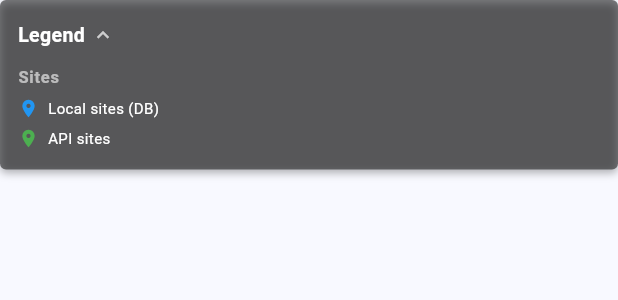
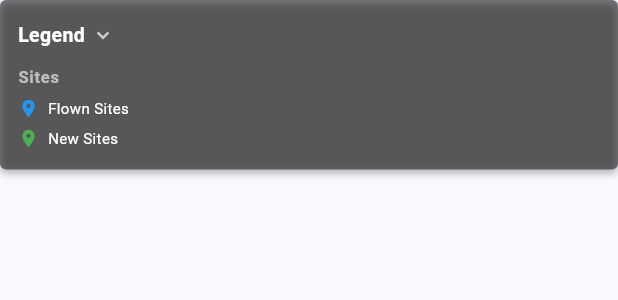
Before and after one commit to Kevin-McIsaac/the_paragliding_app, a Flutter app: the MapLegendWidget widget shown alone on an empty page, opened directly, on a phone screen of 412 x 824 dp. Shown: the top 300 px of the screen. Run offline on Flutter 3.47's test engine with Material 3 defaults, Android fonts, the phone set to English and light mode, and no system bars; our stand-ins replace connectivity_plus, file_picker, fl_chart, flutter_map, geolocator, latlong2 and 6 more; missing offline and left inert: clipper2, flutter_inappwebview, flutter_map_dragmarker, geobase, receive_sharing_intent; accounts and stored records are empty.

Commit message:
fix: Persist legend expand/collapse state across sessions
- Add external state props to MapLegendWidget for controlled mode
- Load saved legend preference in FlightTrack2DWidget initState
- Connect NearbysSitesScreen state to MapLegendWidget props
- Update legend icon to use consistent chevron animation
- Ensure "Flown Sites" and "New Sites" labels are displayed

🤖 Generated with [Claude Code](https://claude.ai/code)

Co-Authored-By: Claude <noreply@anthropic.com>

```diff
--- a/free_flight_log_app/lib/presentation/widgets/map_legend_widget.dart
+++ b/free_flight_log_app/lib/presentation/widgets/map_legend_widget.dart
@@ -6,12 +6,16 @@ class MapLegendWidget extends StatefulWidget {
   final bool isMergeMode;
   final bool sitesEnabled;
   final Map<IcaoClass, bool> excludedIcaoClasses;
+  final bool? isExpanded; // External state (optional)
+  final VoidCallback? onToggleExpanded; // External callback (optional)
 
   const MapLegendWidget({
     super.key,
     this.isMergeMode = false,
     this.sitesEnabled = true,
     this.excludedIcaoClasses = const {},
+    this.isExpanded,
+    this.onToggleExpanded,
   });
 
   @override
@@ -19,13 +23,16 @@ class MapLegendWidget extends StatefulWidget {
 }
 
 class _MapLegendWidgetState extends State<MapLegendWidget> with SingleTickerProviderStateMixin {
-  bool _isExpanded = true;
+  late bool _isExpanded;
   late AnimationController _animationController;
   late Animation<double> _expandAnimation;
+
+  bool get isExpanded => widget.isExpanded ?? _isExpanded;
 
   @override
   void initState() {
     super.initState();
+    _isExpanded = widget.isExpanded ?? true; // Use external state if provided, otherwise default to true
     _animationController = AnimationController(
       duration: const Duration(milliseconds: 200),
       vsync: this,
@@ -34,8 +41,21 @@ class _MapLegendWidgetState extends State<MapLegendWidget> with SingleTickerProv
       parent: _animationController,
       curve: Curves.easeInOut,
     );
-    if (_isExpanded) {
+    if (isExpanded) {
       _animationController.value = 1.0;
+    }
+  }
+
+  @override
+  void didUpdateWidget(MapLegendWidget oldWidget) {
+    super.didUpdateWidget(oldWidget);
+    // Update animation when external state changes
+    if (widget.isExpanded != oldWidget.isExpanded && widget.isExpanded != null) {
+      if (widget.isExpanded!) {
+        _animationController.forward();
+      } else {
+        _animationController.reverse();
+      }
     }
   }
 
@@ -46,14 +66,22 @@ class _MapLegendWidgetState extends State<MapLegendWidget> with SingleTickerProv
   }
 
   void _toggleExpanded() {
+    if (widget.onToggleExpanded != null) {
+      // Use external callback if provided
+      widget.onToggleExpanded!();
+    } else {
+      // Otherwise manage state internally
       setState(() {
         _isExpanded = !_isExpanded;
-      if (_isExpanded) {
+      });
+    }
+
+    // Always update animation based on current state
+    if (isExpanded) {
       _animationController.forward();
     } else {
       _animationController.reverse();
     }
-    });
   }
 
   @override
@@ -77,7 +105,7 @@ class _MapLegendWidgetState extends State<MapLegendWidget> with SingleTickerProv
         ),
         child: Padding(
           // Conditional padding: less when collapsed to match search bar height
-          padding: _isExpanded
+          padding: isExpanded
               ? const EdgeInsets.all(12.0)
               : const EdgeInsets.symmetric(horizontal: 12.0, vertical: 10.0),
           child: Column(
@@ -102,10 +130,14 @@ class _MapLegendWidgetState extends State<MapLegendWidget> with SingleTickerProv
                         ),
                       ),
                       const SizedBox(width: 4),
-                      Icon(
-                        _isExpanded ? Icons.expand_less : Icons.expand_more,
+                      AnimatedRotation(
+                        turns: isExpanded ? 0.25 : 0.0,
+                        duration: const Duration(milliseconds: 200),
+                        child: const Icon(
+                          Icons.chevron_right,
+                          size: 16,
                           color: Colors.white70,
-                        size: 16,
+                        ),
                       ),
                     ],
                   ),
@@ -127,13 +159,13 @@ class _MapLegendWidgetState extends State<MapLegendWidget> with SingleTickerProv
                 _buildLegendItem(
                   Icons.location_on,
                   Colors.blue,
-                  'Local sites (DB)',
+                  'Flown Sites',
                 ),
                 const SizedBox(height: 2),
                 _buildLegendItem(
                   Icons.location_on,
                   Colors.green,
-                  'API sites',
+                  'New Sites',
                 ),
               ],
 
--- a/free_flight_log_app/lib/presentation/widgets/nearby_sites_map_widget.dart
+++ b/free_flight_log_app/lib/presentation/widgets/nearby_sites_map_widget.dart
@@ -767,6 +767,8 @@ class _NearbySitesMapWidgetState extends State<NearbySitesMapWidget> {
             isMergeMode: false, // Merge mode not relevant for this widget
             sitesEnabled: widget.sitesEnabled,
             excludedIcaoClasses: widget.excludedIcaoClasses,
+            isExpanded: widget.isLegendExpanded,
+            onToggleExpanded: widget.onToggleLegend,
           ),
 
           const SizedBox(width: 8),
```
Also changed, not shown: free_flight_log_app/lib/presentation/widgets/flight_track_2d_widget.dart (+28 -84 lines). Lines whose indentation alone changed are shown as unchanged.
